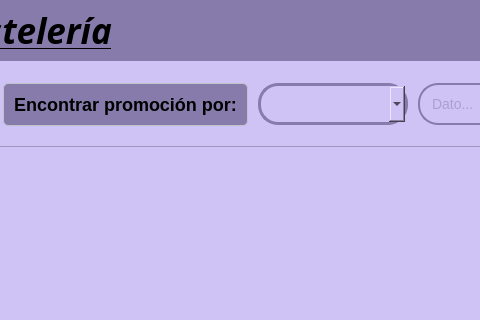
Old version of the form app/view/ui/promocionView.ui in the repository ErickSanat/POS-PythonQt; both pictures show x 323 to 803 and y 0 to 320 of the 1201 by 692 pixel window.
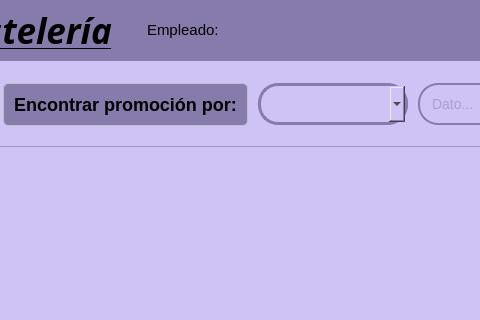
New version of the form. Icons and pictures are not drawn.

Commit message: update: label de quien esta iniciado

```diff
--- a/app/view/ui/promocionView.ui
+++ b/app/view/ui/promocionView.ui
@@ -762,6 +762,29 @@
       </size>
      </property>
     </widget>
+    <widget class="QLabel" name="labelEmpleado">
+     <property name="geometry">
+      <rect>
+       <x>470</x>
+       <y>0</y>
+       <width>186</width>
+       <height>59</height>
+      </rect>
+     </property>
+     <property name="font">
+      <font>
+       <pointsize>11</pointsize>
+      </font>
+     </property>
+     <property name="styleSheet">
+      <string notr="true">color: #00000;
+font-size: 14px;
+color: rgb(134, 123, 170);</string>
+     </property>
+     <property name="text">
+      <string>Empleado:</string>
+     </property>
+    </widget>
    </widget>
   </widget>
   <widget class="QFrame" name="frameFlotante">
```
The commit also changes 19 other files.
